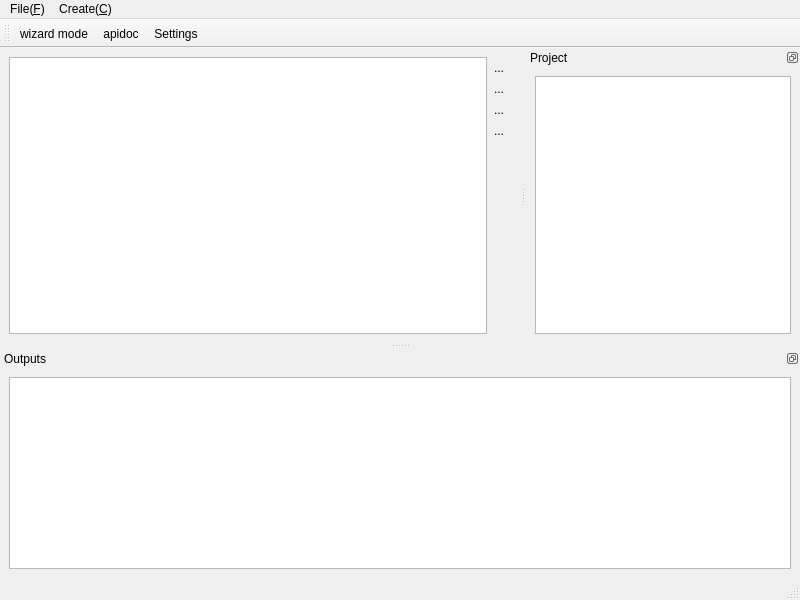
This is sphinx_explorer/main_window.ui in pashango2/sphinx-explorer as Qt 5 draws it before an edit. The edited form follows.
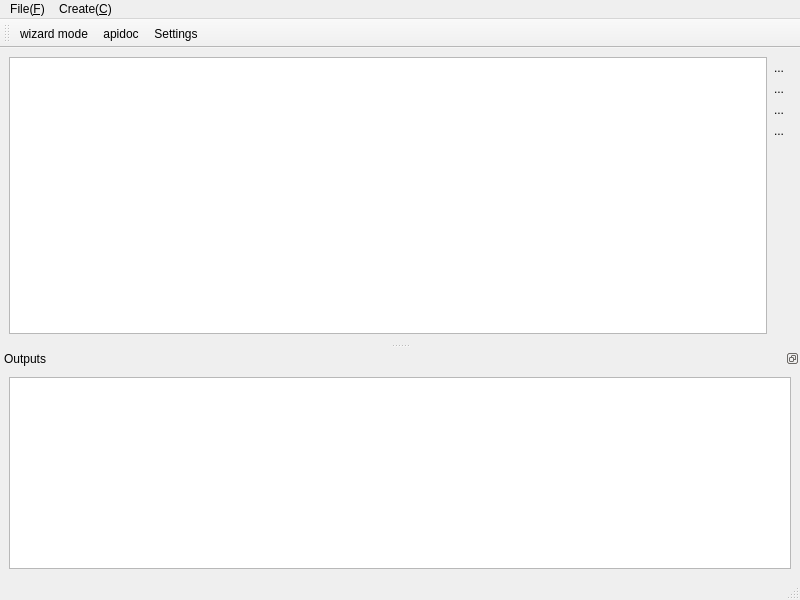
This is the edited form. Custom widgets are drawn as their Qt base class.

```diff
--- a/sphinx_explorer/main_window.ui
+++ b/sphinx_explorer/main_window.ui
@@ -147,24 +147,6 @@
     </layout>
    </widget>
   </widget>
-  <widget class="QDockWidget" name="dockWidget_2">
-   <property name="features">
-    <set>QDockWidget::DockWidgetFloatable|QDockWidget::DockWidgetMovable</set>
-   </property>
-   <property name="windowTitle">
-    <string>Project</string>
-   </property>
-   <attribute name="dockWidgetArea">
-    <number>2</number>
-   </attribute>
-   <widget class="QWidget" name="dockWidgetContents_3">
-    <layout class="QVBoxLayout" name="verticalLayout_4">
-     <item>
-      <widget class="QTreeView" name="treeView"/>
-     </item>
-    </layout>
-   </widget>
-  </widget>
   <widget class="QToolBar" name="toolBar">
    <property name="windowTitle">
     <string>toolBar</string>
```
Left out of the diff: 2 changed lines with no effect on the pictures.
